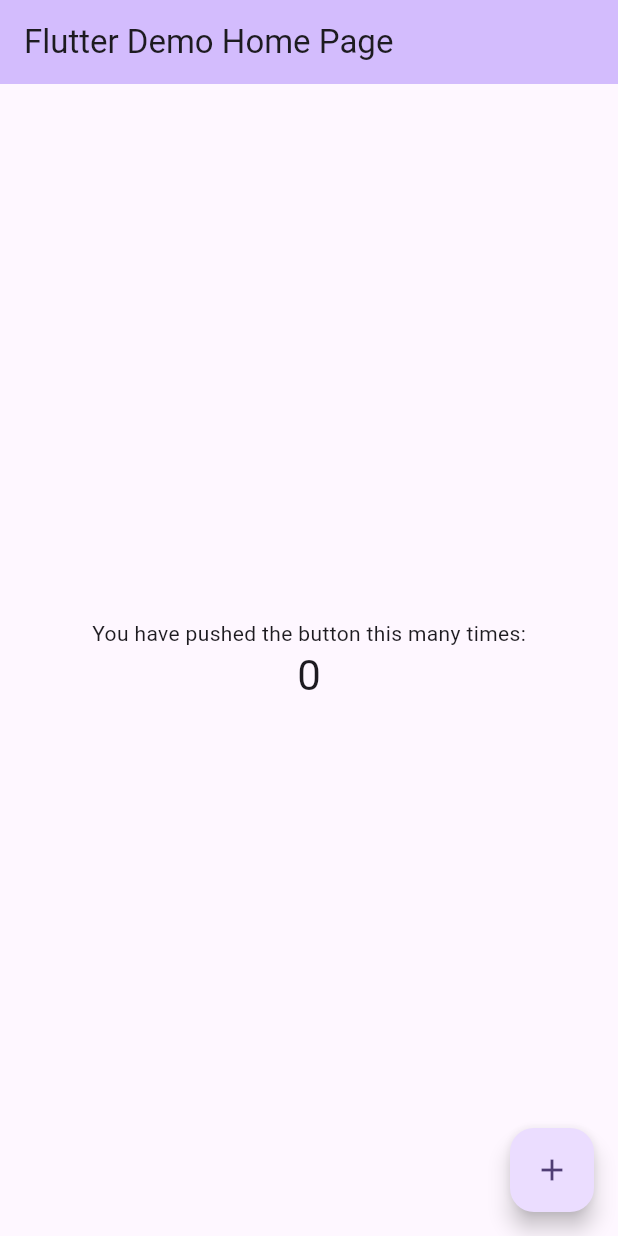
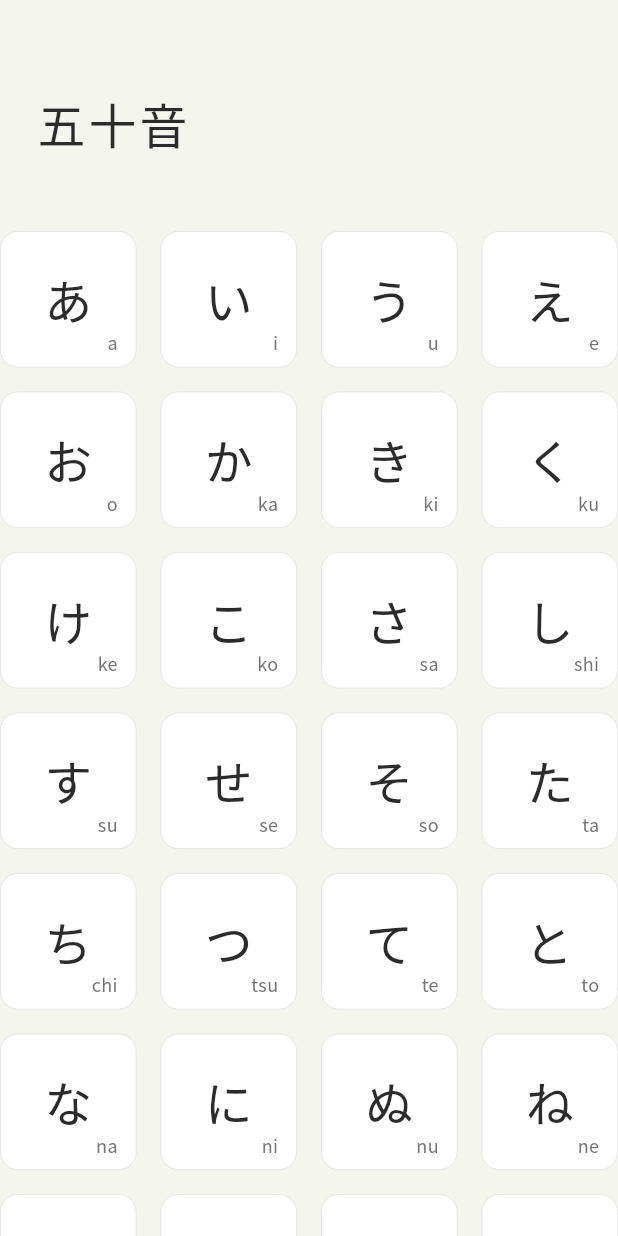
Before and after one commit to yenyen0318/jp_study_app, a Flutter app: the screen it shows after launch, on a phone screen of 412 x 824 dp. Run offline on Flutter 3.47's test engine with Material 3 defaults, Android fonts, the phone set to English and light mode, and no system bars; our stand-ins replace firebase_core, flutter_riverpod, freezed_annotation, go_router, google_fonts, riverpod_annotation; accounts and stored records are empty; generated files the repository leaves out were written again.

Commit message:
feat(kana): implement 50-syllable hiragana list with zen ui

```diff
--- /dev/null
+++ b/lib/core/router/app_router.dart
@@ -0,0 +1,9 @@
+import 'package:go_router/go_router.dart';
+import 'package:jp_study_app/features/kana/presentation/pages/kana_list_page.dart';
+
+final appRouter = GoRouter(
+  initialLocation: '/',
+  routes: [
+    GoRoute(path: '/', builder: (context, state) => const KanaListPage()),
+  ],
+);
--- /dev/null
+++ b/lib/core/theme/theme.dart
@@ -0,0 +1,106 @@
+import 'package:flutter/material.dart';
+import 'package:google_fonts/google_fonts.dart';
+
+/// Zen Theme Extension for Semantic Colors
+@immutable
+class ZenTheme extends ThemeExtension<ZenTheme> {
+  final Color bgPrimary;
+  final Color bgSurface;
+  final Color textPrimary;
+  final Color textSecondary;
+  final Color success;
+  final Color error;
+  final Color borderSubtle;
+
+  const ZenTheme({
+    required this.bgPrimary,
+    required this.bgSurface,
+    required this.textPrimary,
+    required this.textSecondary,
+    required this.success,
+    required this.error,
+    required this.borderSubtle,
+  });
+
+  @override
+  ZenTheme copyWith({
+    Color? bgPrimary,
+    Color? bgSurface,
+    Color? textPrimary,
+    Color? textSecondary,
+    Color? success,
+    Color? error,
+    Color? borderSubtle,
+  }) {
+    return ZenTheme(
+      bgPrimary: bgPrimary ?? this.bgPrimary,
+      bgSurface: bgSurface ?? this.bgSurface,
+      textPrimary: textPrimary ?? this.textPrimary,
+      textSecondary: textSecondary ?? this.textSecondary,
+      success: success ?? this.success,
+      error: error ?? this.error,
+      borderSubtle: borderSubtle ?? this.borderSubtle,
+    );
+  }
+
+  @override
+  ZenTheme lerp(ThemeExtension<ZenTheme>? other, double t) {
+    if (other is! ZenTheme) {
+      return this;
+    }
+    return ZenTheme(
+      bgPrimary: Color.lerp(bgPrimary, other.bgPrimary, t)!,
+      bgSurface: Color.lerp(bgSurface, other.bgSurface, t)!,
+      textPrimary: Color.lerp(textPrimary, other.textPrimary, t)!,
+      textSecondary: Color.lerp(textSecondary, other.textSecondary, t)!,
+      success: Color.lerp(success, other.success, t)!,
+      error: Color.lerp(error, other.error, t)!,
+      borderSubtle: Color.lerp(borderSubtle, other.borderSubtle, t)!,
+    );
+  }
+
+  static const light = ZenTheme(
+    bgPrimary: Color(0xFFF5F5F0), // 和紙色
+    bgSurface: Color(0xFFFFFFFF),
+    textPrimary: Color(0xFF2B2B2B), // 墨色
+    textSecondary: Color(0xFF757575),
+    success: Color(0xFF92B5A9), // 青磁
+    error: Color(0xFFD36151), // 朱紅
+    borderSubtle: Color(0xFFE0E0E0),
+  );
+
+  static const dark = ZenTheme(
+    bgPrimary: Color(0xFF121212), // 深炭
+    bgSurface: Color(0xFF1E1E1E),
+    textPrimary: Color(0xFFE1E1E1), // 銀白
+    textSecondary: Color(0xFFA0A0A0),
+    success: Color(0xFF4D6B61), // 暗青
+    error: Color(0xFF964236), // 深朱
+    borderSubtle: Color(0xFF333333),
+  );
+}
+
+/// App Core Theme Data
+class AppTheme {
+  static ThemeData get light {
+    return ThemeData(
+      useMaterial3: true,
+      scaffoldBackgroundColor: ZenTheme.light.bgPrimary,
+      extensions: const [ZenTheme.light],
+      textTheme: GoogleFonts.notoSansTcTextTheme().copyWith(
+        bodyMedium: GoogleFonts.notoSansTc(color: ZenTheme.light.textPrimary),
+      ),
+    );
+  }
+
+  static ThemeData get dark {
+    return ThemeData(
+      useMaterial3: true,
+      scaffoldBackgroundColor: ZenTheme.dark.bgPrimary,
+      extensions: const [ZenTheme.dark],
+      textTheme: GoogleFonts.notoSansTcTextTheme().copyWith(
+        bodyMedium: GoogleFonts.notoSansTc(color: ZenTheme.dark.textPrimary),
+      ),
+    );
+  }
+}
--- /dev/null
+++ b/lib/features/kana/data/repositories/kana_repository_impl.dart
@@ -0,0 +1,97 @@
+import 'package:jp_study_app/features/kana/domain/entities/kana.dart';
+import 'package:jp_study_app/features/kana/domain/repositories/kana_repository.dart';
+
+class KanaRepositoryImpl implements KanaRepository {
+  static const _hiraganaData = [
+    // A-row
+    Kana(id: 'h_a', text: 'あ', romaji: 'a', type: 'hiragana', row: 0, col: 0),
+    Kana(id: 'h_i', text: 'い', romaji: 'i', type: 'hiragana', row: 0, col: 1),
+    Kana(id: 'h_u', text: 'う', romaji: 'u', type: 'hiragana', row: 0, col: 2),
+    Kana(id: 'h_e', text: 'え', romaji: 'e', type: 'hiragana', row: 0, col: 3),
+    Kana(id: 'h_o', text: 'お', romaji: 'o', type: 'hiragana', row: 0, col: 4),
+    // Ka-row
+    Kana(id: 'h_ka', text: 'か', romaji: 'ka', type: 'hiragana', row: 1, col: 0),
+    Kana(id: 'h_ki', text: 'き', romaji: 'ki', type: 'hiragana', row: 1, col: 1),
+    Kana(id: 'h_ku', text: 'く', romaji: 'ku', type: 'hiragana', row: 1, col: 2),
+    Kana(id: 'h_ke', text: 'け', romaji: 'ke', type: 'hiragana', row: 1, col: 3),
+    Kana(id: 'h_ko', text: 'こ', romaji: 'ko', type: 'hiragana', row: 1, col: 4),
+    // Sa-row
+    Kana(id: 'h_sa', text: 'さ', romaji: 'sa', type: 'hiragana', row: 2, col: 0),
+    Kana(
+      id: 'h_shi',
+      text: 'し',
+      romaji: 'shi',
+      type: 'hiragana',
+      row: 2,
+      col: 1,
+    ),
+    Kana(id: 'h_su', text: 'す', romaji: 'su', type: 'hiragana', row: 2, col: 2),
+    Kana(id: 'h_se', text: 'せ', romaji: 'se', type: 'hiragana', row: 2, col: 3),
+    Kana(id: 'h_so', text: 'そ', romaji: 'so', type: 'hiragana', row: 2, col: 4),
+    // Ta-row
+    Kana(id: 'h_ta', text: 'た', romaji: 'ta', type: 'hiragana', row: 3, col: 0),
+    Kana(
+      id: 'h_chi',
+      text: 'ち',
+      romaji: 'chi',
+      type: 'hiragana',
+      row: 3,
+      col: 1,
+    ),
+    Kana(
+      id: 'h_tsu',
+      text: 'つ',
+      romaji: 'tsu',
+      type: 'hiragana',
+      row: 3,
+      col: 2,
+    ),
+    Kana(id: 'h_te', text: 'て', romaji: 'te', type: 'hiragana', row: 3, col: 3),
+    Kana(id: 'h_to', text: 'と', romaji: 'to', type: 'hiragana', row: 3, col: 4),
+    // Na-row
+    Kana(id: 'h_na', text: 'な', romaji: 'na', type: 'hiragana', row: 4, col: 0),
+    Kana(id: 'h_ni', text: 'に', romaji: 'ni', type: 'hiragana', row: 4, col: 1),
+    Kana(id: 'h_nu', text: 'ぬ', romaji: 'nu', type: 'hiragana', row: 4, col: 2),
+    Kana(id: 'h_ne', text: 'ね', romaji: 'ne', type: 'hiragana', row: 4, col: 3),
+    Kana(id: 'h_no', text: 'の', romaji: 'no', type: 'hiragana', row: 4, col: 4),
+    // Ha-row
+    Kana(id: 'h_ha', text: 'は', romaji: 'ha', type: 'hiragana', row: 5, col: 0),
+    Kana(id: 'h_hi', text: 'ひ', romaji: 'hi', type: 'hiragana', row: 5, col: 1),
+    Kana(id: 'h_fu', text: 'ふ', romaji: 'fu', type: 'hiragana', row: 5, col: 2),
+    Kana(id: 'h_he', text: 'へ', romaji: 'he', type: 'hiragana', row: 5, col: 3),
+    Kana(id: 'h_ho', text: 'ほ', romaji: 'ho', type: 'hiragana', row: 5, col: 4),
+    // Ma-row
+    Kana(id: 'h_ma', text: 'ま', romaji: 'ma', type: 'hiragana', row: 6, col: 0),
+    Kana(id: 'h_mi', text: 'み', romaji: 'mi', type: 'hiragana', row: 6, col: 1),
+    Kana(id: 'h_mu', text: 'む', romaji: 'mu', type: 'hiragana', row: 6, col: 2),
+    Kana(id: 'h_me', text: 'め', romaji: 'me', type: 'hiragana', row: 6, col: 3),
+    Kana(id: 'h_mo', text: 'も', romaji: 'mo', type: 'hiragana', row: 6, col: 4),
+    // Ya-row
+    Kana(id: 'h_ya', text: 'や', romaji: 'ya', type: 'hiragana', row: 7, col: 0),
+    Kana(id: 'h_yu', text: 'ゆ', romaji: 'yu', type: 'hiragana', row: 7, col: 2),
+    Kana(id: 'h_yo', text: 'よ', romaji: 'yo', type: 'hiragana', row: 7, col: 4),
+    // Ra-row
+    Kana(id: 'h_ra', text: 'ら', romaji: 'ra', type: 'hiragana', row: 8, col: 0),
+    Kana(id: 'h_ri', text: 'り', romaji: 'ri', type: 'hiragana', row: 8, col: 1),
+    Kana(id: 'h_ru', text: 'る', romaji: 'ru', type: 'hiragana', row: 8, col: 2),
+    Kana(id: 'h_re', text: 'れ', romaji: 're', type: 'hiragana', row: 8, col: 3),
+    Kana(id: 'h_ro', text: 'ろ', romaji: 'ro', type: 'hiragana', row: 8, col: 4),
+    // Wa-row
+    Kana(id: 'h_wa', text: 'わ', romaji: 'wa', type: 'hiragana', row: 9, col: 0),
+    Kana(id: 'h_wo', text: 'を', romaji: 'wo', type: 'hiragana', row: 9, col: 4),
+    // N
+    Kana(id: 'h_n', text: 'ん', romaji: 'n', type: 'hiragana', row: 10, col: 0),
+  ];
+
+  @override
+  Future<List<Kana>> getHiragana() async {
+    // Simulate slight delay for async
+    await Future.delayed(const Duration(milliseconds: 10));
+    return _hiraganaData;
+  }
+
+  @override
+  Future<List<Kana>> getKatakana() {
+    throw UnimplementedError();
+  }
+}
--- /dev/null
+++ b/lib/features/kana/domain/entities/kana.dart
@@ -0,0 +1,18 @@
+import 'package:freezed_annotation/freezed_annotation.dart';
+
+part 'kana.freezed.dart';
+part 'kana.g.dart';
+
+@freezed
+class Kana with _$Kana {
+  const factory Kana({
+    required String id,
+    required String text,
+    required String romaji,
+    required String type,
+    required int row,
+    required int col,
+  }) = _Kana;
+
+  factory Kana.fromJson(Map<String, dynamic> json) => _$KanaFromJson(json);
+}
--- /dev/null
+++ b/lib/features/kana/domain/repositories/kana_repository.dart
@@ -0,0 +1,6 @@
+import 'package:jp_study_app/features/kana/domain/entities/kana.dart';
+
+abstract class KanaRepository {
+  Future<List<Kana>> getHiragana();
+  Future<List<Kana>> getKatakana();
+}
--- /dev/null
+++ b/lib/features/kana/presentation/pages/kana_list_page.dart
@@ -0,0 +1,120 @@
+import 'package:flutter/material.dart';
+import 'package:flutter_riverpod/flutter_riverpod.dart';
+import 'package:google_fonts/google_fonts.dart';
+import 'package:jp_study_app/core/theme/theme.dart';
+import 'package:jp_study_app/features/kana/presentation/providers/kana_view_model.dart';
+import 'package:jp_study_app/features/kana/domain/entities/kana.dart';
+
+class KanaListPage extends ConsumerWidget {
+  const KanaListPage({super.key});
+
+  @override
+  Widget build(BuildContext context, WidgetRef ref) {
+    final zenTheme = Theme.of(context).extension<ZenTheme>()!;
+    final kanaListAsync = ref.watch(kanaListViewModelProvider);
+
+    return Scaffold(
+      backgroundColor: zenTheme.bgPrimary,
+      body: Center(
+        child: ConstrainedBox(
+          constraints: const BoxConstraints(maxWidth: 600),
+          child: CustomScrollView(
+            slivers: [
+              SliverPadding(
+                padding: const EdgeInsets.fromLTRB(24, 60, 24, 24),
+                sliver: SliverToBoxAdapter(
+                  child: Text(
+                    '五十音', // 50 Sounds
+                    style: GoogleFonts.notoSansTc(
+                      fontSize: 32,
+                      fontWeight: FontWeight.w300, // Light/Zen feel
+                      color: zenTheme.textPrimary,
+                      letterSpacing: 2.0,
+                    ),
+                  ),
+                ),
+              ),
+              const SliverPadding(padding: EdgeInsets.only(bottom: 24)),
+              kanaListAsync.when(
+                data: (kanaList) => SliverGrid(
+                  gridDelegate: const SliverGridDelegateWithMaxCrossAxisExtent(
+                    maxCrossAxisExtent: 100,
+                    mainAxisSpacing: 16,
+                    crossAxisSpacing: 16,
+                    childAspectRatio: 1.0,
+                  ),
+                  delegate: SliverChildBuilderDelegate((context, index) {
+                    final kana = kanaList[index];
+                    return _KanaCard(kana: kana, theme: zenTheme);
+                  }, childCount: kanaList.length),
+                ),
+                loading: () => SliverToBoxAdapter(
+                  child: Center(
+                    child: Text(
+                      '準備中...',
+                      style: GoogleFonts.notoSansTc(
+                        color: zenTheme.textSecondary,
+                      ),
+                    ),
+                  ),
+                ),
+                error: (err, stack) => SliverToBoxAdapter(
+                  child: Center(
+                    child: Text(
+                      '發生錯誤',
+                      style: GoogleFonts.notoSansTc(color: zenTheme.error),
+                    ),
+                  ),
+                ),
+              ),
+            ],
+          ),
+        ),
+      ),
+    );
+  }
+}
+
+class _KanaCard extends StatelessWidget {
+  final Kana kana;
+  final ZenTheme theme;
+
+  const _KanaCard({required this.kana, required this.theme});
+
+  @override
+  Widget build(BuildContext context) {
+    return Container(
+      decoration: BoxDecoration(
+        color: theme.bgSurface,
+        borderRadius: BorderRadius.circular(12),
+        border: Border.all(color: theme.borderSubtle, width: 0.5),
+      ),
+      child: Stack(
+        children: [
+          Center(
+            child: Text(
+              kana.text,
+              style: GoogleFonts.notoSansJp(
+                fontSize: 32,
+                height: 1.6, // For potential rubies/spacing
+                color: theme.textPrimary,
+              ),
+            ),
+          ),
+          Positioned(
+            bottom: 8,
+            right: 12,
+            child: Text(
+              kana.romaji,
+              style: GoogleFonts.notoSansTc(
+                fontSize: 12,
+                color: theme.textSecondary,
+                fontWeight: FontWeight.w300,
+              ),
+            ),
+          ),
+        ],
+      ),
+    );
+  }
+}
--- a/lib/main.dart
+++ b/lib/main.dart
@@ -1,122 +1,24 @@
 import 'package:flutter/material.dart';
+import 'package:flutter_riverpod/flutter_riverpod.dart';
+import 'package:jp_study_app/core/router/app_router.dart';
+import 'package:jp_study_app/core/theme/theme.dart';
 
 void main() {
-  runApp(const MyApp());
+  runApp(const ProviderScope(child: JpStudyApp()));
 }
 
-class MyApp extends StatelessWidget {
-  const MyApp({super.key});
+class JpStudyApp extends ConsumerWidget {
+  const JpStudyApp({super.key});
 
-  // This widget is the root of your application.
   @override
-  Widget build(BuildContext context) {
-    return MaterialApp(
-      title: 'Flutter Demo',
-      theme: ThemeData(
-        // This is the theme of your application.
-        //
-        // TRY THIS: Try running your application with "flutter run". You'll see
-        // the application has a purple toolbar. Then, without quitting the app,
-        // try changing the seedColor in the colorScheme below to Colors.green
-        // and then invoke "hot reload" (save your changes or press the "hot
-        // reload" button in a Flutter-supported IDE, or press "r" if you used
-        // the command line to start the app).
-        //
-        // Notice that the counter didn't reset back to zero; the application
-        // state is not lost during the reload. To reset the state, use hot
-        // restart instead.
-        //
-        // This works for code too, not just values: Most code changes can be
-        // tested with just a hot reload.
-        colorScheme: .fromSeed(seedColor: Colors.deepPurple),
-      ),
-      home: const MyHomePage(title: 'Flutter Demo Home Page'),
+  Widget build(BuildContext context, WidgetRef ref) {
+    return MaterialApp.router(
+      title: 'JP Study App',
+      theme: AppTheme.light,
+      darkTheme: AppTheme.dark,
+      themeMode: ThemeMode.system,
+      routerConfig: appRouter,
+      debugShowCheckedModeBanner: false,
     );
   }
 }
-
-class MyHomePage extends StatefulWidget {
-  const MyHomePage({super.key, required this.title});
-
-  // This widget is the home page of your application. It is stateful, meaning
-  // that it has a State object (defined below) that contains fields that affect
-  // how it looks.
-
-  // This class is the configuration for the state. It holds the values (in this
-  // case the title) provided by the parent (in this case the App widget) and
-  // used by the build method of the State. Fields in a Widget subclass are
-  // always marked "final".
-
-  final String title;
-
-  @override
-  State<MyHomePage> createState() => _MyHomePageState();
-}
-
-class _MyHomePageState extends State<MyHomePage> {
-  int _counter = 0;
-
-  void _incrementCounter() {
-    setState(() {
-      // This call to setState tells the Flutter framework that something has
-      // changed in this State, which causes it to rerun the build method below
-      // so that the display can reflect the updated values. If we changed
-      // _counter without calling setState(), then the build method would not be
-      // called again, and so nothing would appear to happen.
-      _counter++;
-    });
-  }
-
-  @override
-  Widget build(BuildContext context) {
-    // This method is rerun every time setState is called, for instance as done
-    // by the _incrementCounter method above.
-    //
-    // The Flutter framework has been optimized to make rerunning build methods
-    // fast, so that you can just rebuild anything that needs updating rather
-    // than having to individually change instances of widgets.
-    return Scaffold(
-      appBar: AppBar(
-        // TRY THIS: Try changing the color here to a specific color (to
-        // Colors.amber, perhaps?) and trigger a hot reload to see the AppBar
-        // change color while the other colors stay the same.
-        backgroundColor: Theme.of(context).colorScheme.inversePrimary,
-        // Here we take the value from the MyHomePage object that was created by
-        // the App.build method, and use it to set our appbar title.
-        title: Text(widget.title),
-      ),
-      body: Center(
-        // Center is a layout widget. It takes a single child and positions it
-        // in the middle of the parent.
-        child: Column(
-          // Column is also a layout widget. It takes a list of children and
-          // arranges them vertically. By default, it sizes itself to fit its
-          // children horizontally, and tries to be as tall as its parent.
-          //
-          // Column has various properties to control how it sizes itself and
-          // how it positions its children. Here we use mainAxisAlignment to
-          // center the children vertically; the main axis here is the vertical
-          // axis because Columns are vertical (the cross axis would be
-          // horizontal).
-          //
-          // TRY THIS: Invoke "debug painting" (choose the "Toggle Debug Paint"
-          // action in the IDE, or press "p" in the console), to see the
-          // wireframe for each widget.
-          mainAxisAlignment: .center,
-          children: [
-            const Text('You have pushed the button this many times:'),
-            Text(
-              '$_counter',
-              style: Theme.of(context).textTheme.headlineMedium,
-            ),
-          ],
-        ),
-      ),
-      floatingActionButton: FloatingActionButton(
-        onPressed: _incrementCounter,
-        tooltip: 'Increment',
-        child: const Icon(Icons.add),
-      ),
-    );
-  }
-}
```
Also changed, not shown: lib/features/kana/presentation/providers/kana_view_model.dart (added, +21 -0 lines), pubspec.yaml (+7 -5 lines), lib/features/kana/domain/entities/kana.freezed.dart (added), lib/features/kana/domain/entities/kana.g.dart (added), lib/features/kana/presentation/providers/kana_view_model.g.dart (added), pubspec.lock, 4 other files.
